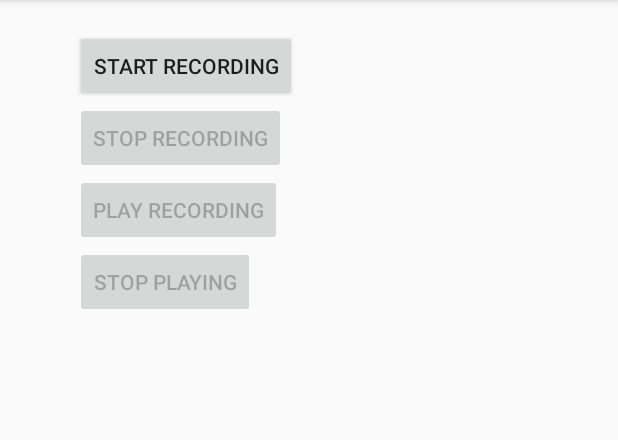
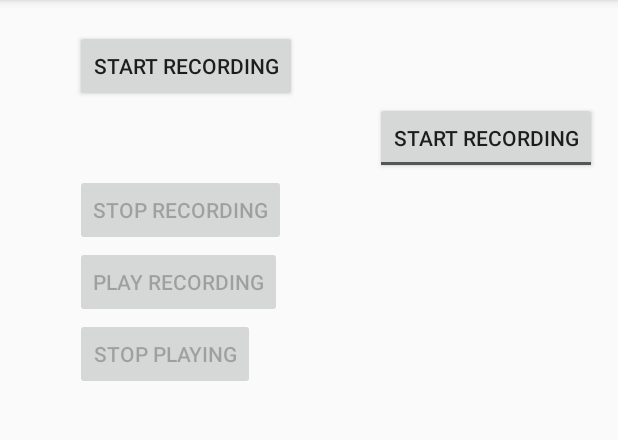
Before and after one commit to saritszpiro/recordaudiotoexternal, an Android app: the screen it shows after launch (MainActivity), on a phone screen of 412 x 824 dp, the part 84-524 px from its top. Run offline under Robolectric (Android 15) with nearby library versions, the light colour scheme and no system bars.

Commit message:
Added toggle buttone to start and stop recording

```diff
--- a/app/src/main/res/layout/activity_main.xml
+++ b/app/src/main/res/layout/activity_main.xml
@@ -10,6 +10,18 @@
         android:layout_marginLeft="50dp"
         android:layout_marginTop="20dp"
         android:text="Start Recording" />
+
+    <ToggleButton
+        android:id="@+id/toggleButton2"
+        android:layout_width="wrap_content"
+        android:layout_height="wrap_content"
+        android:layout_marginLeft="250dp"
+        android:checked="false"
+        android:onClick="startRecording"
+        android:text="ToggleButton"
+        android:textOff="Start Recording"
+        android:textOn="Stop Recording" />
+
     <Button
         android:id="@+id/btnStop"
         android:layout_width="wrap_content"
```
Also changed, not shown: app/src/main/java/com/example/sarit/recordaudiotoexternal/MainActivity.java (+42 -0 lines).
